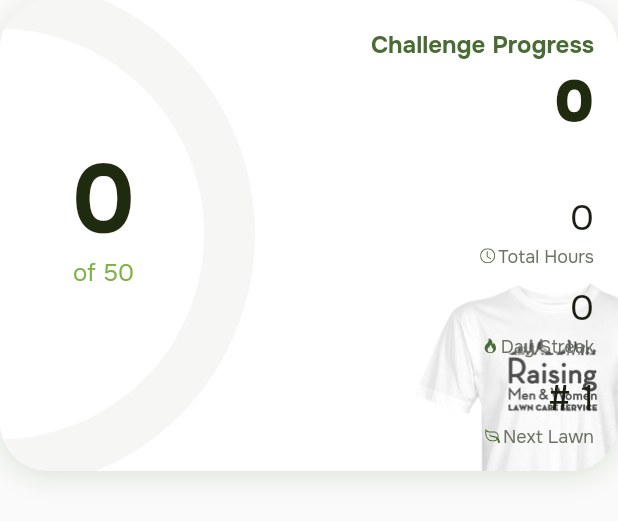
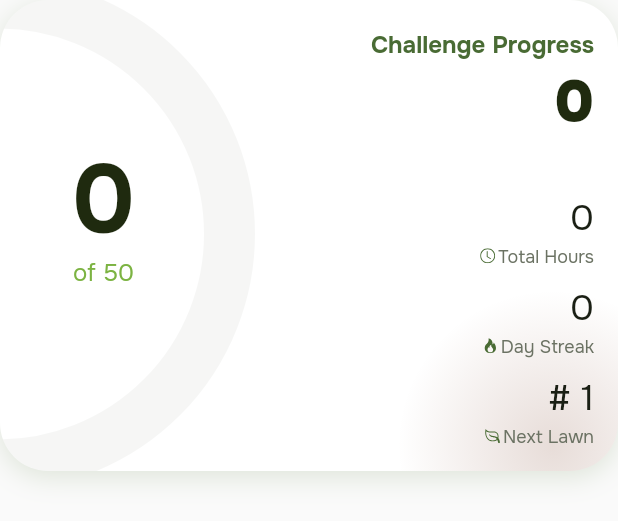
Before and after one commit to neWwave-io/50-yards-challenge, a Flutter app: the ChallengeProgressCard widget shown alone on an empty page, opened directly with empty values, on a phone screen of 412 x 824 dp. Shown: the top 521 px of the screen. Run offline on Flutter 3.47's test engine with Material 3 defaults, Android fonts, the phone set to English and light mode, and no system bars; our stand-ins replace auto_size_text, carousel_slider, chewie, dropdown_button2, easy_debounce, expandable and 22 more; missing offline and left inert: aligned_dialog, blurhash_dart, file_saver, json_path, mime_type, webview_flutter_android and 1 more; accounts and stored records are empty; network calls fail; project files that could hold a hidden picture were left out.

Commit message:
Tint the challenge card by badge level, and fix the number above it
Two things from the badge-level mock-ups.

The number above the level name is the lawn count, not the level's
rank — every card in the design shows the same figure there as on the
ring (12/12, 23/23, 50/50). It was showing the rank.

The wash in the corner is that level's shirt photo blurred until only
its colour is left, so it is painted from the photo's average colour
rather than shipping five more images: peach, green, violet, red and
grey for the five levels, at the design's 16%.

At fifty lawns the ring stops counting and says "completed".

Co-Authored-By: Claude Opus 5 (1M context) <noreply@anthropic.com>

```diff
--- a/lib/core/theme/app_colors.dart
+++ b/lib/core/theme/app_colors.dart
@@ -110,6 +110,21 @@ abstract final class AppColors {
   /// The pulsing dot on the requested-lawn card.
   static const requestPulse = Color(0xFF42A645);
 
+  /// The wash behind the challenge card, one per badge level in order.
+  ///
+  /// Each is the average colour of that level's shirt photo in the design,
+  /// which the card blurs out to a tint. Laid over white at [badgeGlowOpacity]
+  /// they read as the peach / green / violet / red / grey of the mock-ups.
+  static const badgeGlows = [
+    Color(0xFF6C290F),
+    Color(0xFF0D3711),
+    Color(0xFF1C0F6C),
+    Color(0xFF5C1B1B),
+    Color(0xFF141510),
+  ];
+
+  static const badgeGlowOpacity = 0.16;
+
   /// The home header's radial wash, lightest at the top left.
   static const headerWash = [olive500, olive700, olive800, olive900];
 
--- a/lib/features/home/data/home_data.dart
+++ b/lib/features/home/data/home_data.dart
@@ -55,6 +55,13 @@ class HomeProfile {
   static const goal = 50;
 
   double get progress => (totalLawns / goal).clamp(0, 1).toDouble();
+
+  /// Fifty lawns in: the ring says "completed" rather than counting.
+  bool get isComplete => totalLawns >= goal;
+
+  /// Zero-based position in the badge ladder, for picking the card's wash.
+  /// Null until the levels are imported.
+  int? get badgeIndex => badgeRank == null ? null : badgeRank! - 1;
 
   int get nextLawnNumber => totalLawns + 1;
 
--- a/lib/features/home/widgets/challenge_progress_card.dart
+++ b/lib/features/home/widgets/challenge_progress_card.dart
@@ -37,10 +37,10 @@ class ChallengeProgressCard extends StatelessWidget {
           height: 314,
           child: Stack(
             children: [
-              const Positioned(
+              Positioned(
                 right: -60,
                 bottom: -104,
-                child: _Glow(),
+                child: _Glow(level: profile.badgeIndex),
               ),
               Positioned(
                 left: -172,
@@ -54,7 +54,7 @@ class ChallengeProgressCard extends StatelessWidget {
               Positioned(
                 left: -172 + _ringDiameter / 2 + 70 - 60,
                 top: -15 + _ringDiameter / 2 - 50,
-                child: _RingLabel(lawns: profile.totalLawns),
+                child: _RingLabel(profile: profile),
               ),
               Positioned(
                 right: AppSpacing.lg,
@@ -74,46 +74,77 @@ class ChallengeProgressCard extends StatelessWidget {
   }
 }
 
+/// The wash in the corner, tinted by how far along the challenge is.
+///
+/// In the design this is the level's shirt photo, blurred until only its
+/// colour is left — so it is painted rather than shipped as five more images.
 class _Glow extends StatelessWidget {
-  const _Glow();
+  const _Glow({required this.level});
+
+  /// Zero-based badge level, or null before any level is reached.
+  final int? level;
 
   @override
-  Widget build(BuildContext context) => IgnorePointer(
-        child: Opacity(
-          opacity: 0.7,
-          child: Image.asset(
-            'assets/images/home/progress_glow.png',
+  Widget build(BuildContext context) {
+    final index = level;
+    final tint = index == null
+        ? AppColors.moss500
+        : AppColors.badgeGlows[index.clamp(0, AppColors.badgeGlows.length - 1)];
+
+    return IgnorePointer(
+      child: Container(
         width: 207,
         height: 242,
-            fit: BoxFit.cover,
+        decoration: BoxDecoration(
+          shape: BoxShape.circle,
+          gradient: RadialGradient(
+            colors: [
+              tint.withValues(alpha: AppColors.badgeGlowOpacity),
+              tint.withValues(alpha: 0),
+            ],
+          ),
         ),
       ),
     );
   }
+}
 
 class _RingLabel extends StatelessWidget {
-  const _RingLabel({required this.lawns});
+  const _RingLabel({required this.profile});
 
-  final int lawns;
+  final HomeProfile profile;
 
   @override
-  Widget build(BuildContext context) => SizedBox(
+  Widget build(BuildContext context) {
+    final done = profile.isComplete;
+
+    return SizedBox(
       width: 120,
       child: Column(
         mainAxisSize: MainAxisSize.min,
         children: [
-            Text('$lawns', style: AppTypography.ringNumber),
           Text(
-              'of ${HomeProfile.goal}',
+            '${profile.totalLawns}',
+            style: done
+                ? AppTypography.ringNumber.copyWith(
+                    fontWeight: FontWeight.w900,
+                    color: AppColors.olive700,
+                  )
+                : AppTypography.ringNumber,
+          ),
+          Text(
+            // Fifty lawns is the whole challenge: stop counting, celebrate.
+            done ? 'completed' : 'of ${HomeProfile.goal}',
             style: AppTypography.bodyMedium.copyWith(
               fontSize: 16,
-                color: AppColors.moss500,
+              color: done ? AppColors.olive700 : AppColors.moss500,
               height: 1.4,
             ),
           ),
         ],
       ),
     );
+  }
 }
 
 class _Level extends StatelessWidget {
@@ -123,9 +154,6 @@ class _Level extends StatelessWidget {
 
   @override
   Widget build(BuildContext context) {
-    final rank = profile.badgeRank;
-    final name = profile.badgeName;
-
     return SizedBox(
       width: 151,
       child: Column(
@@ -138,14 +166,13 @@ class _Level extends StatelessWidget {
             style: AppTypography.cardTitle.copyWith(color: AppColors.olive700),
           ),
           const SizedBox(height: AppSpacing.md),
-          // The badge ladder is empty until the levels are imported, so say
-          // so rather than inventing a rank.
-          if (rank != null)
-            Text('$rank', style: AppTypography.levelNumber)
-          else
-            Text('—', style: AppTypography.levelNumber),
+          // Lawns again, not the level's rank: every card in the design shows
+          // the same number here as on the ring.
+          Text('${profile.totalLawns}', style: AppTypography.levelNumber),
           Text(
-            name ?? 'No badge yet',
+            // The ladder is empty until the levels are imported, so say that
+            // rather than invent a title.
+            profile.badgeName ?? 'No badge yet',
             textAlign: TextAlign.right,
             style: AppTypography.bodyMedium.copyWith(
               color: AppColors.olive700,
```
Also changed, not shown: 1 other file. Lines whose indentation alone changed are shown as unchanged.
